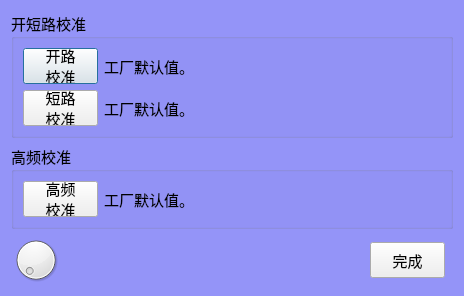
First picture: the form in AnalysisMode/wk6440Calibration.ui, repository caicaiking/WKEFactoryView2014, before the edit.
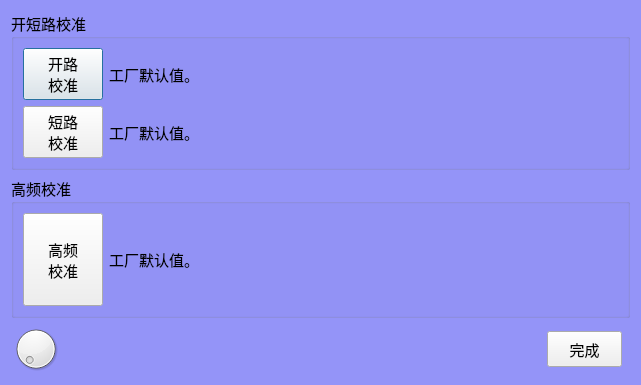
Second picture: the form after the edit.

```diff
--- a/AnalysisMode/wk6440Calibration.ui
+++ b/AnalysisMode/wk6440Calibration.ui
@@ -6,8 +6,8 @@
    <rect>
     <x>0</x>
     <y>0</y>
-    <width>464</width>
-    <height>293</height>
+    <width>641</width>
+    <height>385</height>
    </rect>
   </property>
   <property name="windowTitle">
@@ -35,7 +35,7 @@
      </property>
      <layout class="QVBoxLayout" name="verticalLayout_2">
       <item>
-       <layout class="QHBoxLayout" name="horizontalLayout_2">
+       <layout class="QHBoxLayout" name="horizontalLayout_2" stretch="0,10">
         <item>
          <widget class="QPushButton" name="btnOpen">
           <property name="minimumSize">
@@ -46,8 +46,8 @@
           </property>
           <property name="maximumSize">
            <size>
-            <width>75</width>
-            <height>36</height>
+            <width>11111</width>
+            <height>11111</height>
            </size>
           </property>
           <property name="font">
@@ -78,7 +78,7 @@
        </layout>
       </item>
       <item>
-       <layout class="QHBoxLayout" name="horizontalLayout_3">
+       <layout class="QHBoxLayout" name="horizontalLayout_3" stretch="0,10">
         <item>
          <widget class="QPushButton" name="btnShort">
           <property name="minimumSize">
@@ -89,8 +89,8 @@
           </property>
           <property name="maximumSize">
            <size>
-            <width>75</width>
-            <height>36</height>
+            <width>11111</width>
+            <height>11111</height>
            </size>
           </property>
           <property name="font">
@@ -136,7 +136,7 @@
      </property>
      <layout class="QVBoxLayout" name="verticalLayout_3">
       <item>
-       <layout class="QHBoxLayout" name="horizontalLayout_4">
+       <layout class="QHBoxLayout" name="horizontalLayout_4" stretch="0,10">
         <item>
          <widget class="QPushButton" name="btnHF">
           <property name="minimumSize">
@@ -147,8 +147,8 @@
           </property>
           <property name="maximumSize">
            <size>
-            <width>75</width>
-            <height>36</height>
+            <width>11111</width>
+            <height>11111</height>
            </size>
           </property>
           <property name="font">
```
